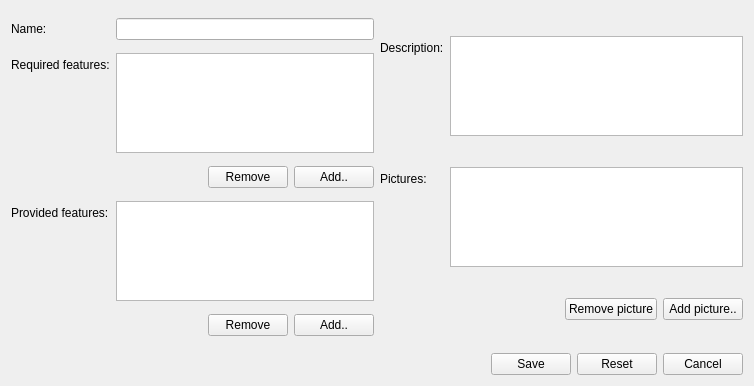
Wolframe/configurator, file client/uiforms/category_edit.ui: the form before one commit.
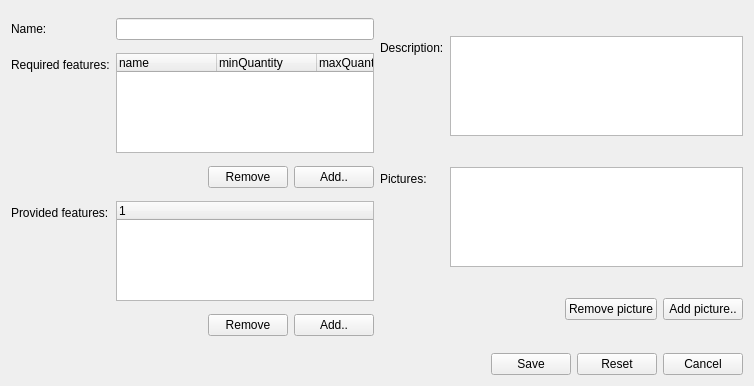
The form after the commit. Icons and pictures are not drawn.

```diff
--- a/client/uiforms/category_edit.ui
+++ b/client/uiforms/category_edit.ui
@@ -262,7 +262,7 @@
         <bool>false</bool>
        </property>
        <property name="headerHidden">
-        <bool>true</bool>
+        <bool>false</bool>
        </property>
        <property name="expandsOnDoubleClick">
         <bool>false</bool>
@@ -277,13 +277,8 @@
         <string>{main.widgetid}_feature_required</string>
        </property>
        <attribute name="headerVisible">
-        <bool>false</bool>
+        <bool>true</bool>
        </attribute>
-       <column>
-        <property name="text">
-         <string>id</string>
-        </property>
-       </column>
        <column>
         <property name="text">
          <string>name</string>
@@ -351,19 +346,6 @@
        </property>
       </widget>
      </item>
-     <item row="3" column="1">
-      <widget class="QListWidget" name="provided_features">
-       <property name="maximumSize">
-        <size>
-         <width>16777215</width>
-         <height>100</height>
-        </size>
-       </property>
-       <property name="dataslot" stdset="0">
-        <string>add_feature_provided ({main.widgetid}_feature_provided)</string>
-       </property>
-      </widget>
-     </item>
      <item row="4" column="1">
       <layout class="QHBoxLayout" name="horizontalLayout_4">
        <item>
@@ -404,6 +386,21 @@
        </item>
       </layout>
      </item>
+     <item row="3" column="1">
+      <widget class="QTreeWidget" name="provided_features">
+       <property name="maximumSize">
+        <size>
+         <width>16777215</width>
+         <height>100</height>
+        </size>
+       </property>
+       <column>
+        <property name="text">
+         <string notr="true">1</string>
+        </property>
+       </column>
+      </widget>
+     </item>
     </layout>
    </item>
   </layout>
```
Left out of the diff: 5 changed lines with no effect on the pictures.
